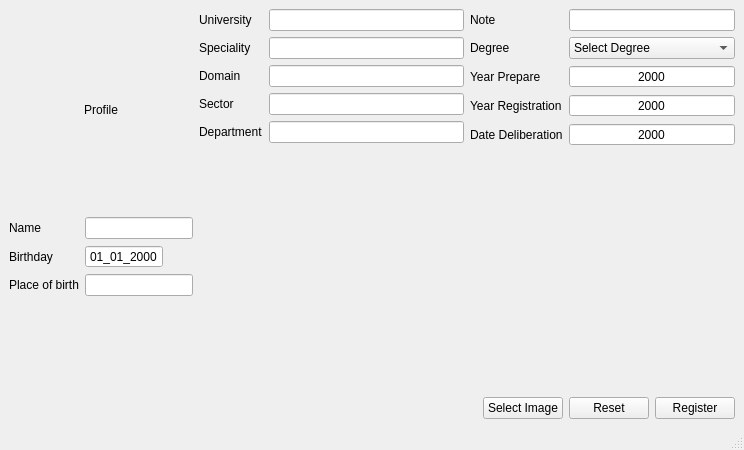
Before: the Qt Designer form desktop_app/ui/windows/student_register_info/student_register_info.ui in elmhadji/PaperTrailGuard, drawn with Qt 5.
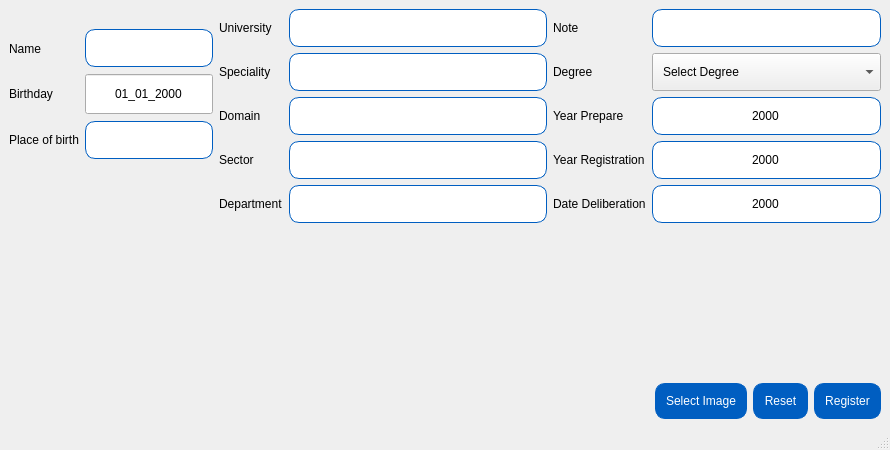
After: the same form once the commit is applied. Icons and pictures are not drawn.

Commit message: - Implement register student css

```diff
--- a/desktop_app/ui/windows/student_register_info/student_register_info.ui
+++ b/desktop_app/ui/windows/student_register_info/student_register_info.ui
@@ -6,21 +6,70 @@
    <rect>
     <x>0</x>
     <y>0</y>
-    <width>744</width>
+    <width>890</width>
     <height>450</height>
    </rect>
   </property>
+  <property name="minimumSize">
+   <size>
+    <width>890</width>
+    <height>450</height>
+   </size>
+  </property>
   <property name="windowTitle">
    <string>MainWindow</string>
   </property>
+  <property name="styleSheet">
+   <string notr="true">#StudentRegisterInfo {
+	font: 12pt &quot;Noto Sans&quot;;
+}
+
+#StudentRegisterInfo QLineEdit, #StudentRegisterInfo QSpinBox, #StudentRegisterInfo QPushButton{
+	border: 1px solid  rgb(0, 94, 193);
+	border-radius: 10px;
+	padding: 10px;
+}
+
+#StudentRegisterInfo QComboBox, #StudentRegisterInfo QDateEdit {
+	padding: 10px;
+}
+
+#StudentRegisterInfo QPushButton {
+	background-color: rgb(0, 94, 193);
+	color: rgb(255, 255, 255);
+}
+
+#StudentRegisterInfo QPushButton::hover {
+	background-color: #0066cc;
+}
+
+#StudentRegisterInfo #reset_button::hover {
+	background-color: red;
+	border: 1px solid  red;
+}
+
+</string>
+  </property>
   <widget class="QWidget" name="centralwidget">
-   <layout class="QHBoxLayout" name="horizontalLayout_3" stretch="0,1">
+   <layout class="QHBoxLayout" name="horizontalLayout_6" stretch="0,2">
     <item>
-     <layout class="QVBoxLayout" name="verticalLayout">
+     <layout class="QVBoxLayout" name="verticalLayout_8">
       <item>
        <widget class="QLabel" name="student_picture">
+        <property name="maximumSize">
+         <size>
+          <width>200</width>
+          <height>200</height>
+         </size>
+        </property>
         <property name="text">
-         <string>Profile</string>
+         <string/>
+        </property>
+        <property name="pixmap">
+         <pixmap resource="student_register_info.qrc">:/Images/assets/images/default_profile.png</pixmap>
+        </property>
+        <property name="scaledContents">
+         <bool>true</bool>
         </property>
         <property name="alignment">
          <set>Qt::AlignmentFlag::AlignCenter</set>
@@ -28,39 +77,46 @@
        </widget>
       </item>
       <item>
-       <layout class="QFormLayout" name="formLayout_3">
-        <property name="fieldGrowthPolicy">
-         <enum>QFormLayout::FieldGrowthPolicy::ExpandingFieldsGrow</enum>
-        </property>
-        <property name="rowWrapPolicy">
-         <enum>QFormLayout::RowWrapPolicy::DontWrapRows</enum>
-        </property>
-        <property name="labelAlignment">
-         <set>Qt::AlignmentFlag::AlignLeading|Qt::AlignmentFlag::AlignLeft|Qt::AlignmentFlag::AlignVCenter</set>
-        </property>
-        <item row="0" column="0">
+       <layout class="QHBoxLayout" name="horizontalLayout_5">
+        <item>
+         <layout class="QVBoxLayout" name="verticalLayout">
+          <item>
          <widget class="QLabel" name="label_2">
           <property name="text">
            <string>Name</string>
           </property>
          </widget>
         </item>
-        <item row="0" column="1">
-         <widget class="QLineEdit" name="name_input">
-          <property name="text">
-           <string/>
-          </property>
-         </widget>
-        </item>
-        <item row="1" column="0">
+          <item>
          <widget class="QLabel" name="label_3">
           <property name="text">
            <string>Birthday</string>
           </property>
          </widget>
         </item>
-        <item row="1" column="1">
+          <item>
+           <widget class="QLabel" name="label_4">
+            <property name="text">
+             <string>Place of birth</string>
+            </property>
+           </widget>
+          </item>
+         </layout>
+        </item>
+        <item>
+         <layout class="QVBoxLayout" name="verticalLayout_7">
+          <item>
+           <widget class="QLineEdit" name="name_input">
+            <property name="text">
+             <string/>
+            </property>
+           </widget>
+          </item>
+          <item>
          <widget class="QDateEdit" name="birthday_input">
+            <property name="alignment">
+             <set>Qt::AlignmentFlag::AlignCenter</set>
+            </property>
           <property name="buttonSymbols">
            <enum>QAbstractSpinBox::ButtonSymbols::NoButtons</enum>
           </property>
@@ -69,14 +125,7 @@
           </property>
          </widget>
         </item>
-        <item row="2" column="0">
-         <widget class="QLabel" name="label_4">
-          <property name="text">
-           <string>Place of birth</string>
-          </property>
-         </widget>
-        </item>
-        <item row="2" column="1">
+          <item>
          <widget class="QLineEdit" name="birth_place_input">
           <property name="text">
            <string/>
@@ -88,78 +137,96 @@
      </layout>
     </item>
     <item>
-     <layout class="QVBoxLayout" name="verticalLayout_2">
+       <spacer name="verticalSpacer_2">
+        <property name="orientation">
+         <enum>Qt::Orientation::Vertical</enum>
+        </property>
+        <property name="sizeHint" stdset="0">
+         <size>
+          <width>20</width>
+          <height>40</height>
+         </size>
+        </property>
+       </spacer>
+      </item>
+     </layout>
+    </item>
+    <item>
+     <layout class="QVBoxLayout" name="verticalLayout_6">
+      <item>
+       <layout class="QHBoxLayout" name="horizontalLayout_4">
       <item>
        <layout class="QHBoxLayout" name="horizontalLayout_2">
         <item>
-         <layout class="QFormLayout" name="formLayout">
-          <property name="labelAlignment">
-           <set>Qt::AlignmentFlag::AlignLeading|Qt::AlignmentFlag::AlignLeft|Qt::AlignmentFlag::AlignVCenter</set>
-          </property>
-          <item row="0" column="0">
+           <layout class="QVBoxLayout" name="verticalLayout_2">
+            <item>
            <widget class="QLabel" name="label_6">
             <property name="text">
              <string>University</string>
             </property>
            </widget>
           </item>
-          <item row="0" column="1">
-           <widget class="QLineEdit" name="university_input">
-            <property name="text">
-             <string/>
-            </property>
-           </widget>
-          </item>
-          <item row="1" column="0">
+            <item>
            <widget class="QLabel" name="label_5">
             <property name="text">
              <string>Speciality</string>
             </property>
            </widget>
           </item>
-          <item row="1" column="1">
-           <widget class="QLineEdit" name="speciality_input">
-            <property name="text">
-             <string/>
-            </property>
-           </widget>
-          </item>
-          <item row="2" column="0">
+            <item>
            <widget class="QLabel" name="label_7">
             <property name="text">
              <string>Domain</string>
             </property>
            </widget>
           </item>
-          <item row="2" column="1">
-           <widget class="QLineEdit" name="domain_input">
-            <property name="text">
-             <string/>
-            </property>
-           </widget>
-          </item>
-          <item row="3" column="0">
+            <item>
            <widget class="QLabel" name="label_8">
             <property name="text">
              <string>Sector</string>
             </property>
            </widget>
           </item>
-          <item row="3" column="1">
-           <widget class="QLineEdit" name="sector_input">
-            <property name="text">
-             <string/>
-            </property>
-           </widget>
-          </item>
-          <item row="4" column="0">
+            <item>
            <widget class="QLabel" name="label_9">
             <property name="text">
              <string>Department</string>
             </property>
            </widget>
           </item>
-          <item row="4" column="1">
+           </layout>
+          </item>
+          <item>
+           <layout class="QVBoxLayout" name="verticalLayout_3">
+            <item>
+             <widget class="QLineEdit" name="university_input">
+              <property name="text">
+               <string/>
+              </property>
+             </widget>
+            </item>
+            <item>
+             <widget class="QLineEdit" name="speciality_input">
+              <property name="text">
+               <string/>
+              </property>
+             </widget>
+            </item>
+            <item>
+             <widget class="QLineEdit" name="domain_input">
+              <property name="text">
+               <string/>
+              </property>
+             </widget>
+            </item>
+            <item>
+             <widget class="QLineEdit" name="sector_input">
+              <property name="text">
+               <string/>
+              </property>
+             </widget>
+            </item>
+            <item>
            <widget class="QLineEdit" name="departement_input">
             <property name="text">
              <string/>
@@ -168,40 +235,103 @@
           </item>
          </layout>
         </item>
+         </layout>
+        </item>
         <item>
-         <layout class="QFormLayout" name="formLayout_2">
-          <property name="labelAlignment">
-           <set>Qt::AlignmentFlag::AlignLeading|Qt::AlignmentFlag::AlignLeft|Qt::AlignmentFlag::AlignVCenter</set>
-          </property>
-          <item row="1" column="0">
+         <layout class="QHBoxLayout" name="horizontalLayout_3">
+          <item>
+           <layout class="QVBoxLayout" name="verticalLayout_4">
+            <item>
+             <widget class="QLabel" name="label_14">
+              <property name="text">
+               <string>Note</string>
+              </property>
+             </widget>
+            </item>
+            <item>
            <widget class="QLabel" name="label_10">
             <property name="text">
              <string>Degree</string>
             </property>
            </widget>
           </item>
-          <item row="3" column="0">
+            <item>
            <widget class="QLabel" name="label_11">
             <property name="text">
              <string>Year Prepare</string>
             </property>
            </widget>
           </item>
-          <item row="4" column="0">
+            <item>
            <widget class="QLabel" name="label_12">
             <property name="text">
              <string>Year Registration</string>
             </property>
            </widget>
           </item>
-          <item row="5" column="0">
+            <item>
            <widget class="QLabel" name="label_13">
             <property name="text">
              <string>Date Deliberation</string>
             </property>
            </widget>
           </item>
-          <item row="4" column="1">
+           </layout>
+          </item>
+          <item>
+           <layout class="QVBoxLayout" name="verticalLayout_5">
+            <item>
+             <widget class="QLineEdit" name="note_input">
+              <property name="text">
+               <string/>
+              </property>
+             </widget>
+            </item>
+            <item>
+             <widget class="QComboBox" name="degree_combobox">
+              <property name="editable">
+               <bool>false</bool>
+              </property>
+              <item>
+               <property name="text">
+                <string>Select Degree</string>
+               </property>
+              </item>
+              <item>
+               <property name="text">
+                <string>Bachelor</string>
+               </property>
+              </item>
+              <item>
+               <property name="text">
+                <string>Master</string>
+               </property>
+              </item>
+             </widget>
+            </item>
+            <item>
+             <widget class="QSpinBox" name="preparation_year_spinbox">
+              <property name="frame">
+               <bool>true</bool>
+              </property>
+              <property name="alignment">
+               <set>Qt::AlignmentFlag::AlignCenter</set>
+              </property>
+              <property name="buttonSymbols">
+               <enum>QAbstractSpinBox::ButtonSymbols::NoButtons</enum>
+              </property>
+              <property name="minimum">
+               <number>1600</number>
+              </property>
+              <property name="maximum">
+               <number>2500</number>
+              </property>
+              <property name="value">
+               <number>2000</number>
+              </property>
+             </widget>
+            </item>
+            <item>
            <widget class="QSpinBox" name="registration_year_spinbox">
             <property name="wrapping">
              <bool>false</bool>
@@ -232,29 +362,7 @@
             </property>
            </widget>
           </item>
-          <item row="3" column="1">
-           <widget class="QSpinBox" name="preparation_year_spinbox">
-            <property name="frame">
-             <bool>true</bool>
-            </property>
-            <property name="alignment">
-             <set>Qt::AlignmentFlag::AlignCenter</set>
-            </property>
-            <property name="buttonSymbols">
-             <enum>QAbstractSpinBox::ButtonSymbols::NoButtons</enum>
-            </property>
-            <property name="minimum">
-             <number>1600</number>
-            </property>
-            <property name="maximum">
-             <number>2500</number>
-            </property>
-            <property name="value">
-             <number>2000</number>
-            </property>
-           </widget>
-          </item>
-          <item row="5" column="1">
+            <item>
            <widget class="QSpinBox" name="delibration_year_spinbox">
             <property name="alignment">
              <set>Qt::AlignmentFlag::AlignCenter</set>
@@ -273,41 +381,7 @@
             </property>
            </widget>
           </item>
-          <item row="1" column="1">
-           <widget class="QComboBox" name="degree_combobox">
-            <property name="editable">
-             <bool>false</bool>
-            </property>
-            <item>
-             <property name="text">
-              <string>Select Degree</string>
-             </property>
-            </item>
-            <item>
-             <property name="text">
-              <string>Bachelor</string>
-             </property>
-            </item>
-            <item>
-             <property name="text">
-              <string>Master</string>
-             </property>
-            </item>
-           </widget>
-          </item>
-          <item row="0" column="0">
-           <widget class="QLabel" name="label_14">
-            <property name="text">
-             <string>Note</string>
-            </property>
-           </widget>
-          </item>
-          <item row="0" column="1">
-           <widget class="QLineEdit" name="note_input">
-            <property name="text">
-             <string/>
-            </property>
-           </widget>
+           </layout>
           </item>
          </layout>
         </item>
```
Left out of the diff: 16 changed lines with no effect on the pictures. Lines whose indentation alone changed are shown as unchanged. The commit also changes 3 other files.
